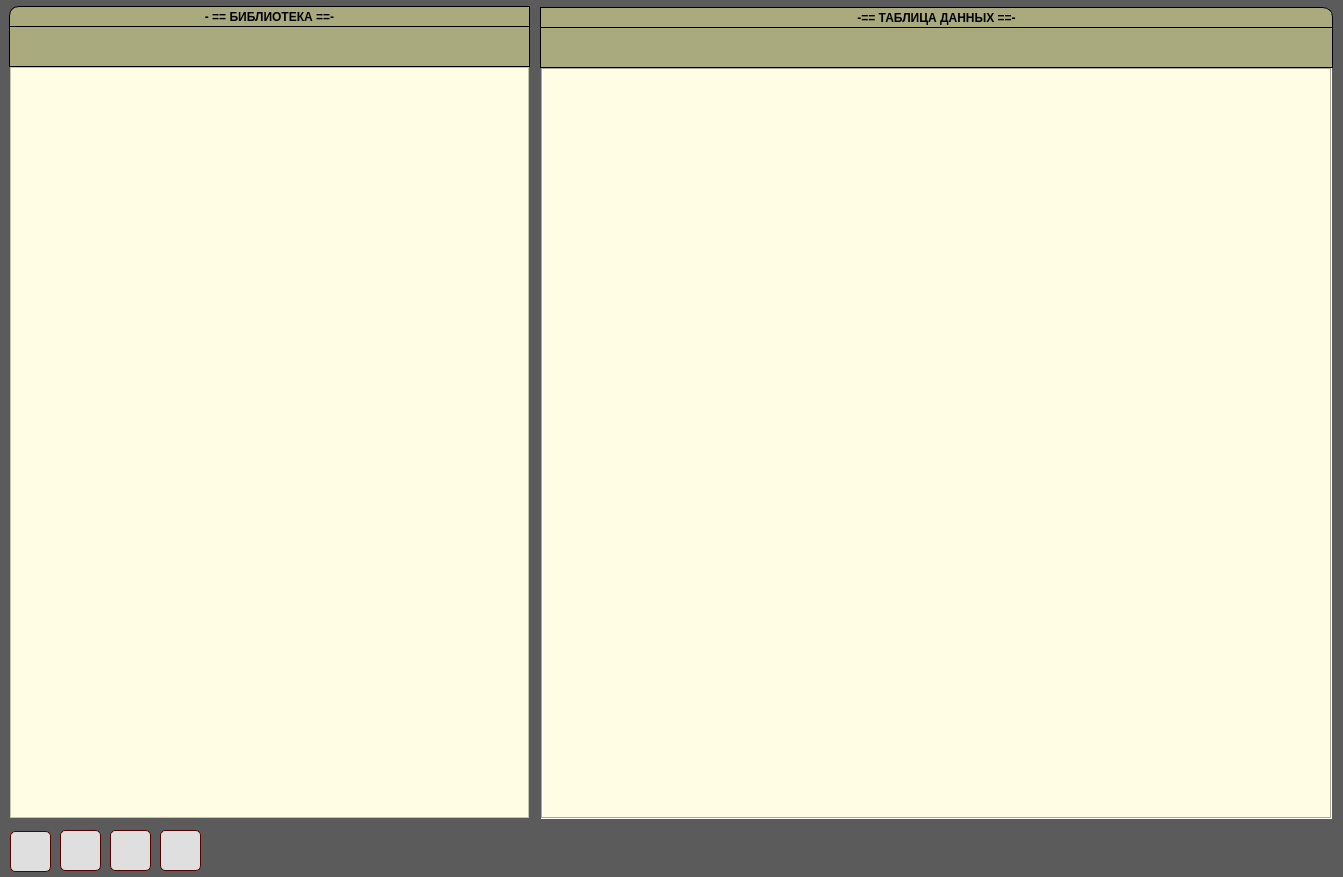
First picture: the form in UI/main.ui, repository dimanchik79/Hierarchic, before the edit.
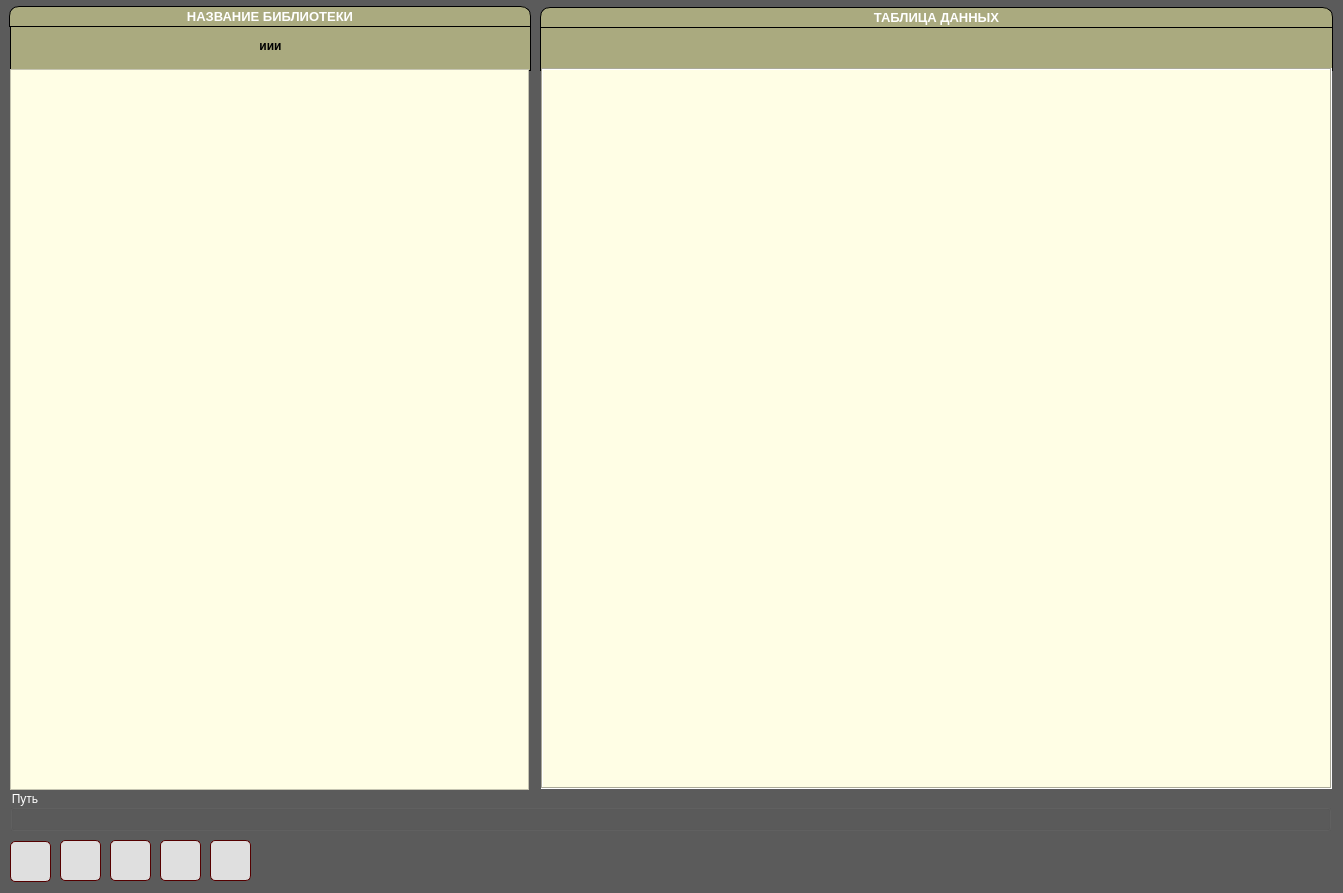
Second picture: the form after the edit. Icons and pictures are not drawn.

Diff of the .ui file:
```diff
--- a/UI/main.ui
+++ b/UI/main.ui
@@ -7,7 +7,7 @@
     <x>0</x>
     <y>0</y>
     <width>1343</width>
-    <height>877</height>
+    <height>893</height>
    </rect>
   </property>
   <property name="windowTitle">
@@ -24,10 +24,10 @@
    <widget class="QLabel" name="bib_name">
     <property name="geometry">
      <rect>
-      <x>9</x>
-      <y>26</y>
+      <x>10</x>
+      <y>20</y>
       <width>521</width>
-      <height>41</height>
+      <height>51</height>
      </rect>
     </property>
     <property name="font">
@@ -39,10 +39,10 @@
     <property name="styleSheet">
      <string notr="true">border: 1px solid rgb(0, 0, 0);
 background-color: rgb(170, 170, 127);
-color: rgb(255, 255, 255);</string>
+color: rgb(0, 0, 0)</string>
     </property>
     <property name="text">
-     <string/>
+     <string>иии</string>
     </property>
     <property name="alignment">
      <set>Qt::AlignCenter</set>
@@ -55,9 +55,9 @@
     <property name="geometry">
      <rect>
       <x>540</x>
-      <y>27</y>
+      <y>20</y>
       <width>793</width>
-      <height>41</height>
+      <height>51</height>
      </rect>
     </property>
     <property name="font">
@@ -69,7 +69,7 @@
     <property name="styleSheet">
      <string notr="true">border: 1px solid rgb(0, 0, 0);
 background-color: rgb(170, 170, 127);
-color: rgb(255, 255, 255);</string>
+color: rgb(0, 0, 0);</string>
     </property>
     <property name="text">
      <string/>
@@ -87,7 +87,7 @@
       <x>541</x>
       <y>68</y>
       <width>791</width>
-      <height>751</height>
+      <height>721</height>
      </rect>
     </property>
     <property name="styleSheet">
@@ -102,7 +102,7 @@
     <property name="geometry">
      <rect>
       <x>60</x>
-      <y>830</y>
+      <y>840</y>
       <width>41</width>
       <height>41</height>
      </rect>
@@ -142,7 +142,7 @@
     <property name="geometry">
      <rect>
       <x>110</x>
-      <y>830</y>
+      <y>840</y>
       <width>41</width>
       <height>41</height>
      </rect>
@@ -182,7 +182,7 @@
     <property name="geometry">
      <rect>
       <x>10</x>
-      <y>831</y>
+      <y>841</y>
       <width>41</width>
       <height>41</height>
      </rect>
@@ -222,7 +222,7 @@
     <property name="geometry">
      <rect>
       <x>160</x>
-      <y>830</y>
+      <y>840</y>
       <width>41</width>
       <height>41</height>
      </rect>
@@ -250,8 +250,8 @@
     </property>
     <property name="iconSize">
      <size>
-      <width>24</width>
-      <height>24</height>
+      <width>32</width>
+      <height>32</height>
      </size>
     </property>
    </widget>
@@ -260,12 +260,13 @@
      <rect>
       <x>9</x>
       <y>6</y>
-      <width>521</width>
+      <width>522</width>
       <height>21</height>
      </rect>
     </property>
     <property name="font">
      <font>
+      <pointsize>10</pointsize>
       <weight>75</weight>
       <bold>true</bold>
      </font>
@@ -273,11 +274,12 @@
     <property name="styleSheet">
      <string notr="true">border: 1px solid rgb(0, 0, 0);
 border-top-left-radius: 10%;
+border-top-right-radius: 10%;
 background-color: rgb(170, 170, 127);
-color: rgb(0, 0, 0)</string>
+color:rgb(255, 255, 255)</string>
     </property>
     <property name="text">
-     <string>- == БИБЛИОТЕКА ==-</string>
+     <string>НАЗВАНИЕ БИБЛИОТЕКИ</string>
     </property>
     <property name="alignment">
      <set>Qt::AlignCenter</set>
@@ -297,18 +299,20 @@
     </property>
     <property name="font">
      <font>
+      <pointsize>10</pointsize>
       <weight>75</weight>
       <bold>true</bold>
      </font>
     </property>
     <property name="styleSheet">
      <string notr="true">border: 1px solid rgb(0, 0, 0);
+border-top-left-radius: 10%;
 border-top-right-radius: 10%;
 background-color: rgb(170, 170, 127);
-color: rgb(0, 0, 0);</string>
+color:rgb(255, 255, 255)</string>
     </property>
     <property name="text">
-     <string>-== ТАБЛИЦА ДАННЫХ ==-</string>
+     <string>ТАБЛИЦА ДАННЫХ</string>
     </property>
     <property name="alignment">
      <set>Qt::AlignCenter</set>
@@ -321,9 +325,9 @@
     <property name="geometry">
      <rect>
       <x>10</x>
-      <y>67</y>
+      <y>69</y>
       <width>519</width>
-      <height>751</height>
+      <height>721</height>
      </rect>
     </property>
     <property name="styleSheet">
@@ -339,6 +343,62 @@
      <enum>QListView::ListMode</enum>
     </property>
    </widget>
+   <widget class="QPushButton" name="sort">
+    <property name="geometry">
+     <rect>
+      <x>210</x>
+      <y>840</y>
+      <width>41</width>
+      <height>41</height>
+     </rect>
+    </property>
+    <property name="toolTip">
+     <string>&lt;html&gt;&lt;head/&gt;&lt;body&gt;&lt;p&gt;&lt;span style=&quot; font-weight:600; font-style:italic;&quot;&gt;Библиотека:&lt;/span&gt;&lt;span style=&quot; font-style:italic;&quot;&gt; сортировка&lt;/span&gt;&lt;/p&gt;&lt;/body&gt;&lt;/html&gt;</string>
+    </property>
+    <property name="styleSheet">
+     <string notr="true">QPushButton::hover {
+background-color: rgb(255, 255, 255);
+}
+
+
+QPushButton {
+background-color: rgb(223, 223, 223);
+border: 1px solid rgb(85, 0, 0);
+border-radius: 5%;
+color: rgb(255, 0, 0)
+}
+</string>
+    </property>
+    <property name="text">
+     <string/>
+    </property>
+    <property name="icon">
+     <iconset>
+      <normaloff>../IMG/sort.ico</normaloff>../IMG/sort.ico</iconset>
+    </property>
+    <property name="iconSize">
+     <size>
+      <width>32</width>
+      <height>32</height>
+     </size>
+    </property>
+   </widget>
+   <widget class="QGroupBox" name="groupBox">
+    <property name="geometry">
+     <rect>
+      <x>10</x>
+      <y>790</y>
+      <width>1321</width>
+      <height>41</height>
+     </rect>
+    </property>
+    <property name="styleSheet">
+     <string notr="true">color: white;</string>
+    </property>
+    <property name="title">
+     <string>Путь</string>
+    </property>
+   </widget>
   </widget>
  </widget>
  <tabstops>
```
